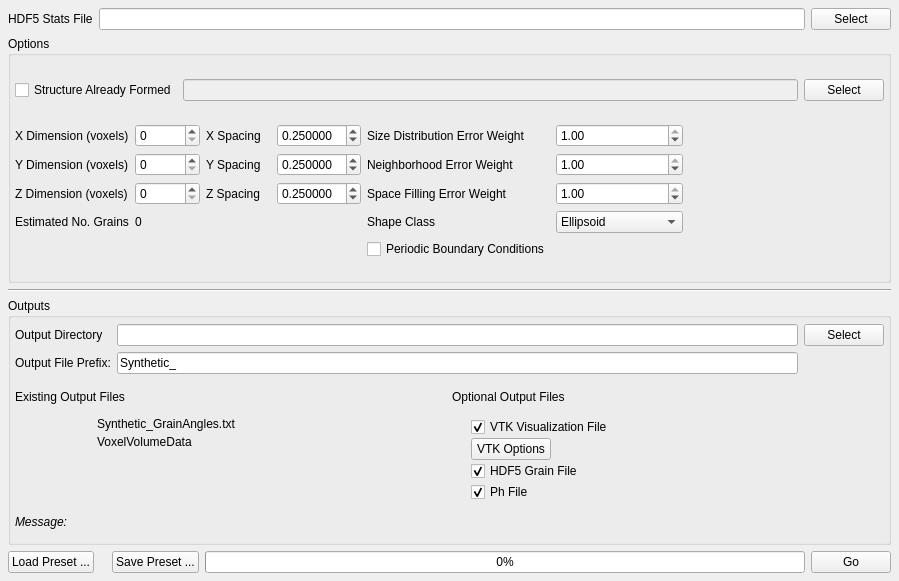
Before: the Qt Designer form Source/UIPlugins/GrainGenerator/GrainGeneratorWidget.ui in BlueQuartzSoftware/DREAM3D, drawn with Qt 5.
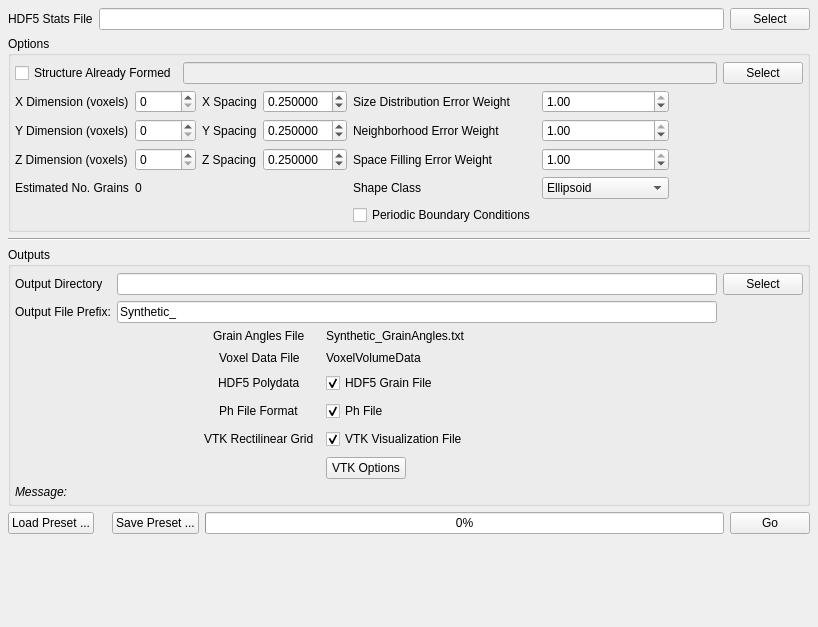
After: the same form once the commit is applied. Icons and pictures are not drawn. Custom widgets are drawn as their Qt base class.

Commit message: Removing icons from output files since they were from another use case and were confusing to new users.

```diff
--- a/Source/UIPlugins/GrainGenerator/GrainGeneratorWidget.ui
+++ b/Source/UIPlugins/GrainGenerator/GrainGeneratorWidget.ui
@@ -6,8 +6,8 @@
    <rect>
     <x>0</x>
     <y>0</y>
-    <width>899</width>
-    <height>581</height>
+    <width>818</width>
+    <height>627</height>
    </rect>
   </property>
   <property name="windowTitle">
@@ -398,189 +398,134 @@
        </layout>
       </item>
       <item>
-       <layout class="QGridLayout" name="gridLayout_8">
-        <property name="spacing">
-         <number>4</number>
+       <layout class="QFormLayout" name="formLayout_6">
+        <property name="fieldGrowthPolicy">
+         <enum>QFormLayout::FieldsStayAtSizeHint</enum>
+        </property>
+        <property name="labelAlignment">
+         <set>Qt::AlignCenter</set>
+        </property>
+        <property name="formAlignment">
+         <set>Qt::AlignHCenter|Qt::AlignTop</set>
+        </property>
+        <property name="horizontalSpacing">
+         <number>12</number>
+        </property>
+        <property name="verticalSpacing">
+         <number>8</number>
         </property>
         <item row="0" column="1">
-         <widget class="QLabel" name="label_23">
+         <widget class="QLabel" name="m_GrainAnglesFile">
           <property name="text">
-           <string>Existing Output Files</string>
+           <string>Synthetic_GrainAngles.txt</string>
+          </property>
+         </widget>
+        </item>
+        <item row="0" column="0">
+         <widget class="QLabel" name="label_8">
+          <property name="text">
+           <string>Grain Angles File</string>
           </property>
          </widget>
         </item>
         <item row="1" column="1">
-         <layout class="QFormLayout" name="formLayout_6">
-          <property name="fieldGrowthPolicy">
-           <enum>QFormLayout::FieldsStayAtSizeHint</enum>
+         <widget class="QLabel" name="m_H5VoxelFile">
+          <property name="minimumSize">
+           <size>
+            <width>300</width>
+            <height>0</height>
+           </size>
           </property>
-          <property name="labelAlignment">
-           <set>Qt::AlignCenter</set>
+          <property name="text">
+           <string>VoxelVolumeData</string>
           </property>
-          <property name="formAlignment">
-           <set>Qt::AlignHCenter|Qt::AlignTop</set>
+         </widget>
+        </item>
+        <item row="1" column="0">
+         <widget class="QLabel" name="label_10">
+          <property name="text">
+           <string>Voxel Data File</string>
           </property>
-          <property name="horizontalSpacing">
-           <number>12</number>
+         </widget>
+        </item>
+        <item row="2" column="1">
+         <widget class="QCheckBox" name="m_HDF5GrainFile">
+          <property name="text">
+           <string>HDF5 Grain File</string>
           </property>
-          <property name="verticalSpacing">
-           <number>4</number>
+          <property name="checked">
+           <bool>true</bool>
           </property>
-          <item row="0" column="0">
-           <widget class="QLabel" name="m_GrainAnglesFileIcon">
-            <property name="text">
-             <string/>
-            </property>
-            <property name="pixmap">
-             <pixmap resource="../../../Resources/icons/images/Icons.qrc">:/Delete-16x16.png</pixmap>
-            </property>
-           </widget>
-          </item>
-          <item row="0" column="1">
-           <widget class="QLabel" name="m_GrainAnglesFile">
-            <property name="text">
-             <string>Synthetic_GrainAngles.txt</string>
-            </property>
-           </widget>
-          </item>
-          <item row="1" column="0">
-           <widget class="QLabel" name="m_H5VolumeFileIcon">
-            <property name="text">
-             <string/>
-            </property>
-            <property name="pixmap">
-             <pixmap resource="../../../Resources/icons/images/Icons.qrc">:/Delete-16x16.png</pixmap>
-            </property>
-           </widget>
-          </item>
-          <item row="1" column="1">
-           <widget class="QLabel" name="m_H5VoxelFile">
-            <property name="minimumSize">
-             <size>
-              <width>300</width>
-              <height>0</height>
-             </size>
-            </property>
-            <property name="text">
-             <string>VoxelVolumeData</string>
-            </property>
-           </widget>
-          </item>
-         </layout>
+         </widget>
         </item>
-        <item row="2" column="1" colspan="2">
-         <widget class="QLabel" name="messageLabel">
-          <property name="font">
-           <font>
-            <italic>true</italic>
-           </font>
-          </property>
+        <item row="3" column="1">
+         <widget class="QCheckBox" name="m_PhFile">
           <property name="text">
-           <string>Message:</string>
+           <string>Ph File</string>
           </property>
-          <property name="wordWrap">
+          <property name="checked">
            <bool>true</bool>
           </property>
-          <property name="margin">
-           <number>3</number>
-          </property>
          </widget>
         </item>
-        <item row="1" column="2">
-         <layout class="QFormLayout" name="formLayout">
-          <property name="fieldGrowthPolicy">
-           <enum>QFormLayout::FieldsStayAtSizeHint</enum>
+        <item row="4" column="1">
+         <widget class="QCheckBox" name="m_VisualizationVizFile">
+          <property name="text">
+           <string>VTK Visualization File</string>
           </property>
-          <property name="labelAlignment">
-           <set>Qt::AlignCenter</set>
+          <property name="checked">
+           <bool>true</bool>
           </property>
-          <property name="formAlignment">
-           <set>Qt::AlignLeading|Qt::AlignLeft|Qt::AlignTop</set>
+         </widget>
+        </item>
+        <item row="5" column="1">
+         <widget class="QPushButton" name="m_VtkOptionsBtn">
+          <property name="text">
+           <string>VTK Options</string>
           </property>
-          <property name="horizontalSpacing">
-           <number>12</number>
+         </widget>
+        </item>
+        <item row="2" column="0">
+         <widget class="QLabel" name="label_12">
+          <property name="text">
+           <string>HDF5 Polydata</string>
           </property>
-          <property name="verticalSpacing">
-           <number>1</number>
+         </widget>
+        </item>
+        <item row="3" column="0">
+         <widget class="QLabel" name="label_13">
+          <property name="text">
+           <string>Ph File Format</string>
           </property>
-          <item row="1" column="0">
-           <widget class="QLabel" name="m_VisualizationVizFileIcon">
-            <property name="text">
-             <string/>
-            </property>
-            <property name="pixmap">
-             <pixmap resource="../../../Resources/icons/images/Icons.qrc">:/Delete-16x16.png</pixmap>
-            </property>
-           </widget>
-          </item>
-          <item row="1" column="1">
-           <widget class="QCheckBox" name="m_VisualizationVizFile">
-            <property name="text">
-             <string>VTK Visualization File</string>
-            </property>
-            <property name="checked">
-             <bool>true</bool>
-            </property>
-           </widget>
-          </item>
-          <item row="3" column="0">
-           <widget class="QLabel" name="m_HDF5GrainFileIcon">
-            <property name="text">
-             <string/>
-            </property>
-            <property name="pixmap">
-             <pixmap resource="../../../Resources/icons/images/Icons.qrc">:/Delete-16x16.png</pixmap>
-            </property>
-           </widget>
-          </item>
-          <item row="3" column="1">
-           <widget class="QCheckBox" name="m_HDF5GrainFile">
-            <property name="text">
-             <string>HDF5 Grain File</string>
-            </property>
-            <property name="checked">
-             <bool>true</bool>
-            </property>
-           </widget>
-          </item>
-          <item row="4" column="1">
-           <widget class="QCheckBox" name="m_PhFile">
-            <property name="text">
-             <string>Ph File</string>
-            </property>
-            <property name="checked">
-             <bool>true</bool>
-            </property>
-           </widget>
-          </item>
-          <item row="4" column="0">
-           <widget class="QLabel" name="m_PhFileIcon">
-            <property name="text">
-             <string/>
-            </property>
-            <property name="pixmap">
-             <pixmap resource="../../../Resources/icons/images/Icons.qrc">:/Delete-16x16.png</pixmap>
-            </property>
-           </widget>
-          </item>
-          <item row="2" column="1">
-           <widget class="QPushButton" name="m_VtkOptionsBtn">
-            <property name="text">
-             <string>VTK Options</string>
-            </property>
-           </widget>
-          </item>
-         </layout>
+         </widget>
         </item>
-        <item row="0" column="2">
-         <widget class="QLabel" name="label_24">
+        <item row="4" column="0">
+         <widget class="QLabel" name="label_14">
           <property name="text">
-           <string>Optional Output Files</string>
+           <string>VTK Rectilinear Grid</string>
           </property>
          </widget>
         </item>
        </layout>
       </item>
+      <item>
+       <widget class="QLabel" name="messageLabel">
+        <property name="font">
+         <font>
+          <italic>true</italic>
+         </font>
+        </property>
+        <property name="text">
+         <string>Message:</string>
+        </property>
+        <property name="wordWrap">
+         <bool>true</bool>
+        </property>
+        <property name="margin">
+         <number>3</number>
+        </property>
+       </widget>
+      </item>
      </layout>
     </widget>
    </item>
@@ -632,6 +577,19 @@
      </item>
     </layout>
    </item>
+   <item>
+    <spacer name="verticalSpacer">
+     <property name="orientation">
+      <enum>Qt::Vertical</enum>
+     </property>
+     <property name="sizeHint" stdset="0">
+      <size>
+       <width>20</width>
+       <height>40</height>
+      </size>
+     </property>
+    </spacer>
+   </item>
   </layout>
  </widget>
  <customwidgets>
```
Left out of the diff: 4 changed lines with no effect on the pictures. The commit also changes 6 other files.
